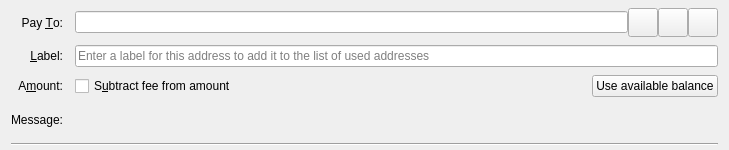
The window that src/qt/forms/sendcoinsentry.ui (tidecoin/tidecoin) describes before a commit, drawn with Qt 5.
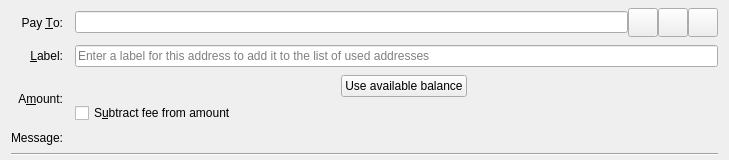
The same window after the commit. Icons and pictures are not drawn. Custom widgets are drawn as their Qt base class.

Commit message: wallet (UI) amount on translated / settings file windows write fixes

What changed in the file:
```diff
--- a/src/qt/forms/sendcoinsentry.ui
+++ b/src/qt/forms/sendcoinsentry.ui
@@ -159,15 +159,56 @@
     </widget>
    </item>
    <item row="2" column="1">
-    <layout class="QHBoxLayout" name="horizontalLayoutAmount" stretch="0,1,0">
+   <layout class="QVBoxLayout" name="verticalLayoutAmount">
+     <property name="spacing">
+      <number>6</number>
+     </property>
+     <item>
+      <layout class="QHBoxLayout" name="horizontalLayoutAmountField">
      <item>
       <widget class="BitcoinAmountField" name="payAmount" native="true">
+         <property name="sizePolicy">
+          <sizepolicy hsizetype="Fixed" vsizetype="Fixed">
+           <horstretch>0</horstretch>
+           <verstretch>0</verstretch>
+          </sizepolicy>
+         </property>
+         <property name="minimumSize">
+          <size>
+           <width>260</width>
+           <height>0</height>
+          </size>
+         </property>
        <property name="toolTip">
         <string>The amount to send in the selected unit</string>
        </property>
       </widget>
      </item>
      <item>
+        <widget class="QPushButton" name="useAvailableBalanceButton">
+         <property name="text">
+          <string>Use available balance</string>
+         </property>
+        </widget>
+       </item>
+       <item>
+        <spacer name="horizontalSpacerAmountField">
+         <property name="orientation">
+          <enum>Qt::Horizontal</enum>
+         </property>
+         <property name="sizeHint" stdset="0">
+          <size>
+           <width>40</width>
+           <height>20</height>
+          </size>
+         </property>
+        </spacer>
+       </item>
+      </layout>
+     </item>
+     <item>
+      <layout class="QHBoxLayout" name="horizontalLayoutAmountActions">
+       <item>
       <widget class="QCheckBox" name="checkboxSubtractFeeFromAmount">
        <property name="toolTip">
         <string>The fee will be deducted from the amount being sent. The recipient will receive less tidecoins than you enter in the amount field. If multiple recipients are selected, the fee is split equally.</string>
@@ -178,11 +219,19 @@
       </widget>
      </item>
      <item>
-      <widget class="QPushButton" name="useAvailableBalanceButton">
-       <property name="text">
-        <string>Use available balance</string>
-       </property>
-      </widget>
+        <spacer name="horizontalSpacerAmountActions">
+         <property name="orientation">
+          <enum>Qt::Horizontal</enum>
+         </property>
+         <property name="sizeHint" stdset="0">
+          <size>
+           <width>40</width>
+           <height>20</height>
+          </size>
+         </property>
+        </spacer>
+       </item>
+      </layout>
      </item>
     </layout>
    </item>
```
Lines whose indentation alone changed are shown as unchanged. The commit also changes 3 other files.
